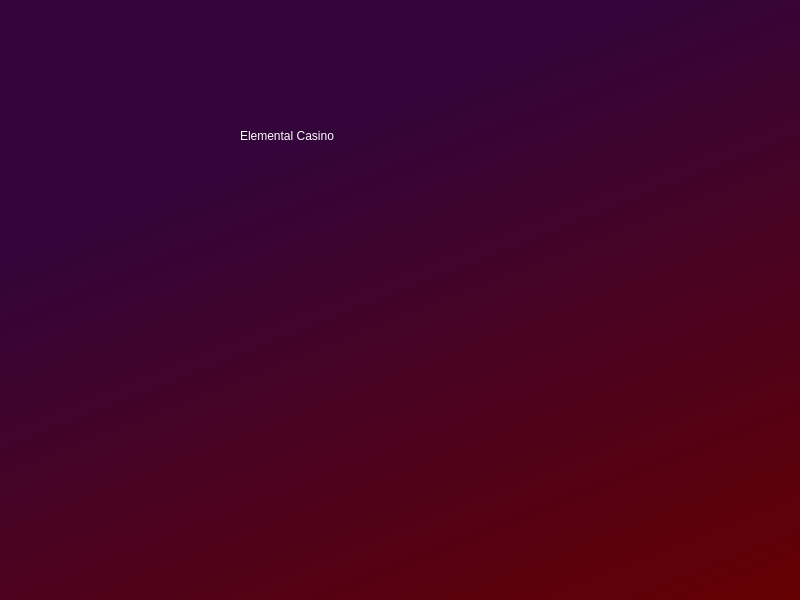
First picture: the form in BlackJackQT/AlertsQT.ui, repository Babywise/Blackjack, before the edit.
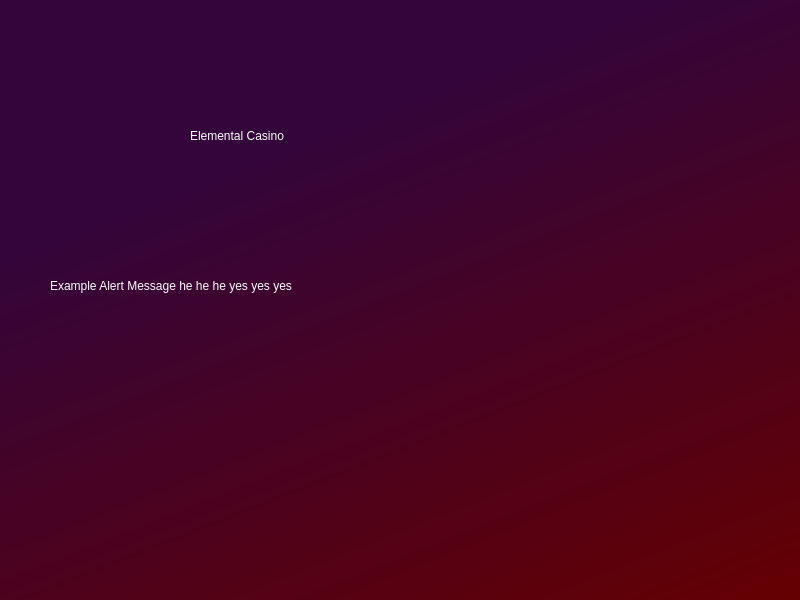
Second picture: the form after the edit.

Commit message: Alert and Bet Box designs revised

The edit to the form file:
```diff
--- a/BlackJackQT/AlertsQT.ui
+++ b/BlackJackQT/AlertsQT.ui
@@ -31,9 +31,9 @@
    <widget class="QLabel" name="label">
     <property name="geometry">
      <rect>
-      <x>240</x>
+      <x>190</x>
       <y>80</y>
-      <width>331</width>
+      <width>391</width>
       <height>111</height>
      </rect>
     </property>
@@ -58,7 +58,7 @@
 font: 22pt &quot;Sitka&quot;;</string>
     </property>
     <property name="text">
-     <string/>
+     <string>Example Alert Message he he he yes yes yes</string>
     </property>
    </widget>
   </widget>
```
Left out of the diff: 2 changed lines with no effect on the pictures. The commit also changes 3 other files.
